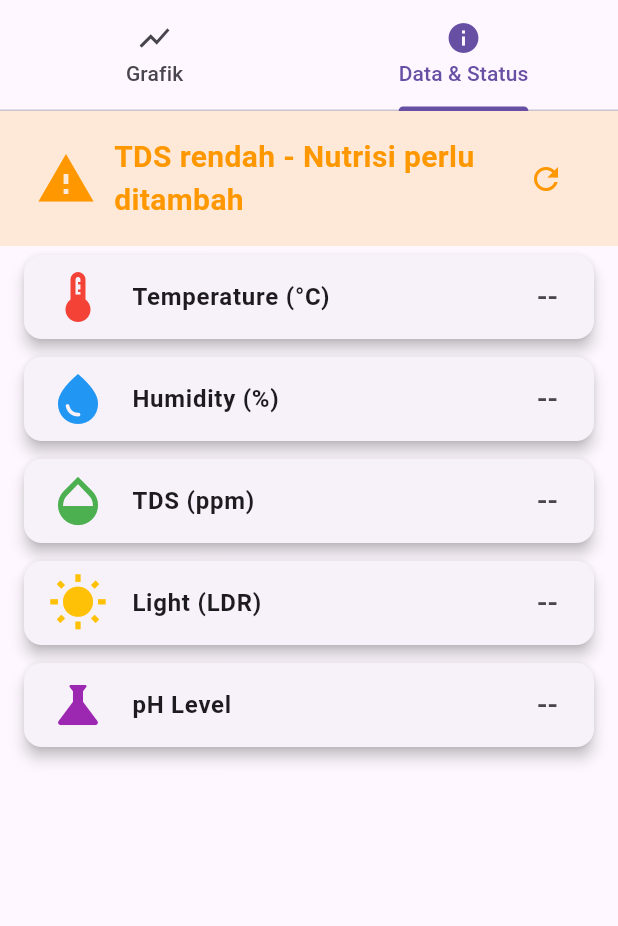
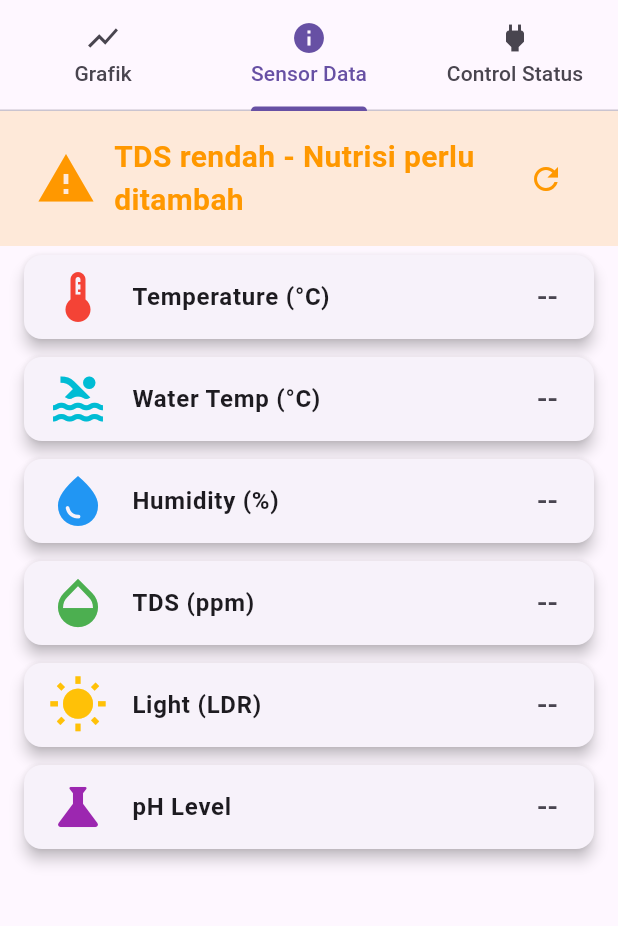
Before and after one commit to hafsahha/hydrosense, a Flutter app: the screen it shows after launch, tab 2 chosen, on a phone screen of 412 x 824 dp, the part 84-1010 px from its top. Run offline on Flutter 3.47's test engine with Material 3 defaults, Android fonts, the phone set to English and light mode, and no system bars; our stand-ins replace fl_chart; network calls fail.

Commit message:
Enhance sensor dashboard and backend functionality: - Added new relay controls and last updated timestamp to the Flutter app. - Increased tab count and improved data fetching frequency. - Updated JSON structure in the Go backend to include timestamp and validate incoming data. - Refined Arduino code for better sensor readings and relay logic.

```diff
--- a/flutter_app/lib/main.dart
+++ b/flutter_app/lib/main.dart
@@ -23,12 +23,16 @@ class SensorDashboard extends StatefulWidget {
 }
 
 class _SensorDashboardState extends State<SensorDashboard>
-    with SingleTickerProviderStateMixin {
-  String temperature = "--";
+    with SingleTickerProviderStateMixin {  String temperature = "--";
   String humidity = "--";
   String tds = "--";
   String light = "--";
   String ph = "--";
+  String waterTemp = "--";
+  bool relayAirBersih = false;
+  bool relayNutrisi = false;
+  bool relayLampu = false;
+  String lastUpdated = "";
   bool loading = true;
 
   late TabController _tabController;
@@ -37,13 +41,12 @@ class _SensorDashboardState extends State<SensorDashboard>
   final List<FlSpot> tempSpots = [];
   final List<FlSpot> tdsSpots = [];
   int timeIndex = 0;
-
   @override
   void initState() {
     super.initState();
-    _tabController = TabController(length: 2, vsync: this);
+    _tabController = TabController(length: 3, vsync: this); // Changed from 2 to 3 tabs
     fetchData();
-    _timer = Timer.periodic(Duration(minutes: 1), (_) => fetchData());
+    _timer = Timer.periodic(Duration(seconds: 10), (_) => fetchData()); // More frequent updates
   }
 
   @override
@@ -52,20 +55,29 @@ class _SensorDashboardState extends State<SensorDashboard>
     _tabController.dispose();
     super.dispose();
   }
+  Future<void> fetchData() async {
+    if (!mounted) return;
 
-  Future<void> fetchData() async {
     setState(() => loading = true);
     try {
-      final response =
-          await http.get(Uri.parse('http://localhost:8080/getSensorData'));
+      // Using 10.0.2.2 for Android emulator to access host's localhost
+      // For real devices, you'll need to use actual IP address of your Go backend
+      final url = 'http://localhost:8080/getSensorData';
+      final response = await http.get(Uri.parse(url))
+          .timeout(Duration(seconds: 5)); // Add timeout
+
       if (response.statusCode == 200) {
         final data = json.decode(response.body);
-        setState(() {
-          temperature = (data['temperature'] ?? "--").toString();
+        setState(() {          temperature = (data['temperature'] ?? "--").toString();
           humidity = (data['humidity'] ?? "--").toString();
           tds = (data['tds'] ?? "--").toString();
           light = (data['light'] ?? "--").toString();
-          ph = (data['pH'] ?? "--").toString();
+          ph = (data['ph'] ?? "--").toString(); // Changed from 'pH' to 'ph' to match ESP32 format
+          waterTemp = (data['water_temp'] ?? "--").toString();
+          relayAirBersih = data['relay_air_bersih'] ?? false;
+          relayNutrisi = data['relay_nutrisi'] ?? false;
+          relayLampu = data['relay_lampu'] ?? false;
+          lastUpdated = data['timestamp'] ?? DateTime.now().toString();
           loading = false;
 
           double tempVal = double.tryParse(temperature) ?? 0;
@@ -78,9 +90,19 @@ class _SensorDashboardState extends State<SensorDashboard>
         });
       } else {
         setState(() => loading = false);
+      }    } catch (e) {
+      if (mounted) {
+        setState(() => loading = false);
+
+        // Show error message
+        ScaffoldMessenger.of(context).showSnackBar(
+          SnackBar(
+            content: Text("Error fetching data: $e"),
+            backgroundColor: Colors.red,
+            duration: Duration(seconds: 3),
+          ),
+        );
       }
-    } catch (e) {
-      setState(() => loading = false);
       print("Error fetching data: $e");
     }
   }
@@ -163,6 +185,36 @@ class _SensorDashboardState extends State<SensorDashboard>
     );
   }
 
+  Widget buildRelayStatusCard(String title, bool isOn) {
+    return Card(
+      margin: EdgeInsets.symmetric(vertical: 6, horizontal: 16),
+      elevation: 4,
+      child: ListTile(
+        leading: Icon(
+          isOn ? Icons.power : Icons.power_off,
+          size: 40,
+          color: isOn ? Colors.green : Colors.red,
+        ),
+        title: Text(title, style: TextStyle(fontWeight: FontWeight.bold)),
+        trailing: Container(
+          padding: EdgeInsets.symmetric(horizontal: 16, vertical: 8),
+          decoration: BoxDecoration(
+            color: isOn ? Colors.green.withOpacity(0.2) : Colors.red.withOpacity(0.2),
+            borderRadius: BorderRadius.circular(20),
+          ),
+          child: Text(
+            isOn ? "ON" : "OFF",
+            style: TextStyle(
+              fontSize: 18,
+              fontWeight: FontWeight.bold,
+              color: isOn ? Colors.green : Colors.red,
+            ),
+          ),
+        ),
+      ),
+    );
+  }
+
   @override
   Widget build(BuildContext context) {
     double tdsValue = double.tryParse(tds) ?? -1;
@@ -175,17 +227,16 @@ class _SensorDashboardState extends State<SensorDashboard>
           width: 250,
           height: 250,
           child: Image.asset('assets/logo.png'),
-        ),
-        bottom: TabBar(
+        ),        bottom: TabBar(
           controller: _tabController,
           tabs: [
             Tab(icon: Icon(Icons.show_chart), text: "Grafik"),
-            Tab(icon: Icon(Icons.info), text: "Data & Status"),
+            Tab(icon: Icon(Icons.info), text: "Sensor Data"),
+            Tab(icon: Icon(Icons.power), text: "Control Status"),
           ],
         ),
-      ),
-      body: loading
-          ? Center(child: CircularProgressIndicator())
+      ),      body: loading
+          ? Center(child: CircularProgressIndicator(color: Colors.teal))
           : Column(
               children: [
                 Container(
@@ -211,8 +262,7 @@ class _SensorDashboardState extends State<SensorDashboard>
                       )
                     ],
                   ),
-                ),
-                Expanded(
+                ),                Expanded(
                   child: TabBarView(
                     controller: _tabController,
                     children: [
@@ -229,10 +279,35 @@ class _SensorDashboardState extends State<SensorDashboard>
                           buildCard(
                               "Temperature (°C)", temperature, Icons.thermostat, Colors.red),
                           buildCard(
+                              "Water Temp (°C)", waterTemp, Icons.pool, Colors.cyan),
+                          buildCard(
                               "Humidity (%)", humidity, Icons.water_drop, Colors.blue),
                           buildCard("TDS (ppm)", tds, Icons.opacity, Colors.green),
                           buildCard("Light (LDR)", light, Icons.wb_sunny, Colors.amber),
                           buildCard("pH Level", ph, Icons.science, Colors.purple),
+                        ],
+                      ),
+                      ListView(
+                        children: [
+                          buildRelayStatusCard("Air Bersih Pump", relayAirBersih),
+                          buildRelayStatusCard("Nutrisi Pump", relayNutrisi),
+                          buildRelayStatusCard("Lampu Grow Light", relayLampu),
+                          Card(
+                            margin: EdgeInsets.symmetric(vertical: 6, horizontal: 16),
+                            elevation: 4,
+                            child: Padding(
+                              padding: EdgeInsets.all(16),
+                              child: Column(
+                                crossAxisAlignment: CrossAxisAlignment.start,
+                                children: [
+                                  Text("Last Updated",
+                                    style: TextStyle(fontWeight: FontWeight.bold, fontSize: 16)),
+                                  SizedBox(height: 8),
+                                  Text(lastUpdated),
+                                ],
+                              ),
+                            ),
+                          ),
                         ],
                       ),
                     ],
```
Also changed, not shown: 2 other files.
